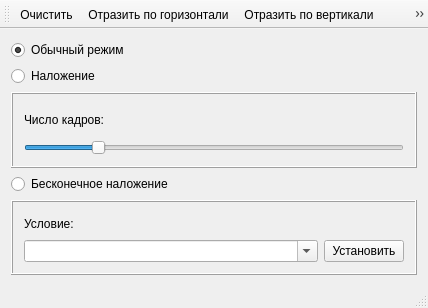
This is mainwindow.ui in AndreiPustovalov/Exposure as Qt 5 draws it before an edit. The edited form follows.
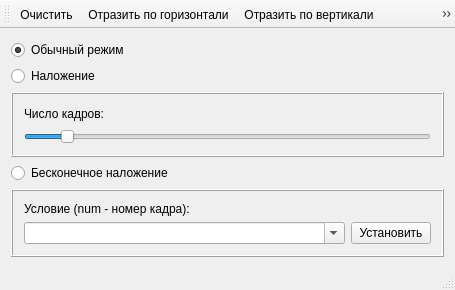
This is the edited form. Icons and pictures are not drawn.

```diff
--- a/mainwindow.ui
+++ b/mainwindow.ui
@@ -6,8 +6,8 @@
    <rect>
     <x>0</x>
     <y>0</y>
-    <width>428</width>
-    <height>308</height>
+    <width>455</width>
+    <height>290</height>
    </rect>
   </property>
   <property name="windowTitle">
@@ -64,7 +64,7 @@
           <number>1</number>
          </property>
          <property name="maximum">
-          <number>50</number>
+          <number>100</number>
          </property>
          <property name="value">
           <number>10</number>
@@ -99,7 +99,7 @@
        <item>
         <widget class="QLabel" name="label_2">
          <property name="text">
-          <string>Условие:</string>
+          <string>Условие (num - номер кадра):</string>
          </property>
         </widget>
        </item>
@@ -153,8 +153,6 @@
    <addaction name="actionFlipHorizontal"/>
    <addaction name="actionFlipVertical"/>
    <addaction name="actionFullScreen"/>
-   <addaction name="separator"/>
-   <addaction name="actionAbout"/>
   </widget>
   <widget class="QStatusBar" name="statusBar"/>
   <action name="actionClear">
@@ -169,15 +167,6 @@
     <string>Очистить...</string>
    </property>
   </action>
-  <action name="actionAbout">
-   <property name="icon">
-    <iconset resource="Icons.qrc">
-     <normaloff>:/icons/faq.png</normaloff>:/icons/faq.png</iconset>
-   </property>
-   <property name="text">
-    <string>About</string>
-   </property>
-  </action>
   <action name="actionFlipHorizontal">
    <property name="checkable">
     <bool>true</bool>
```
Left out of the diff: 2 changed lines with no effect on the pictures.
